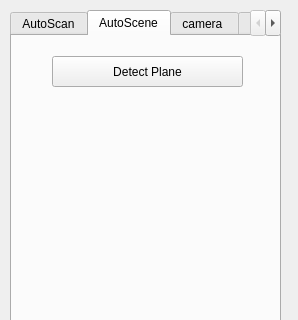
First picture: the form in Currently-Using-Quality-Driven-Poisson-Guided-Autoscanning/Point Cloud/UI/camera_para.ui, repository sunwaylive/proactive-learning-on-scenes, before the edit; both pictures show x 0 to 298 and y 0 to 320 of the 298 by 1017 pixel window.
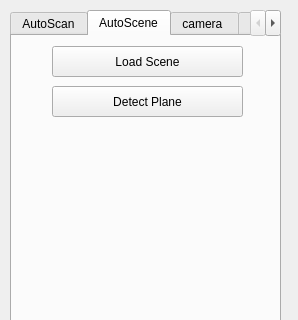
Second picture: the form after the edit.

Commit message: added load scene button to AutoScan

The edit to the form file:
```diff
--- a/Currently-Using-Quality-Driven-Poisson-Guided-Autoscanning/Point Cloud/UI/camera_para.ui
+++ b/Currently-Using-Quality-Driven-Poisson-Guided-Autoscanning/Point Cloud/UI/camera_para.ui
@@ -279,7 +279,7 @@
      <property name="geometry">
       <rect>
        <x>40</x>
-       <y>20</y>
+       <y>50</y>
        <width>191</width>
        <height>31</height>
       </rect>
@@ -288,6 +288,19 @@
       <string>Detect Plane</string>
      </property>
     </widget>
+    <widget class="QPushButton" name="pushButton_load_scene">
+     <property name="geometry">
+      <rect>
+       <x>40</x>
+       <y>10</y>
+       <width>191</width>
+       <height>31</height>
+      </rect>
+     </property>
+     <property name="text">
+      <string>Load Scene</string>
+     </property>
+    </widget>
    </widget>
    <widget class="QWidget" name="tab">
     <attribute name="title">
```
The commit also changes 2 other files.
